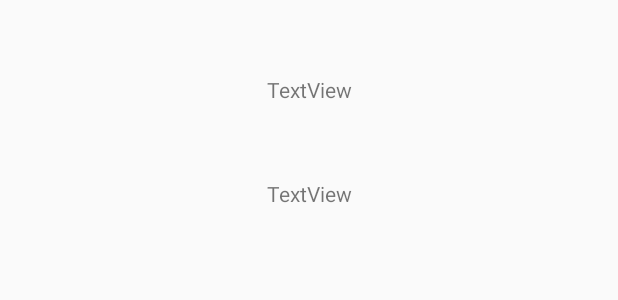
After one commit to canhassancode/PROJECT-313, an Android app: the layout activity_noha_full_screen.xml on its own in the app's theme, with its tools: preview values and no code run, on a phone screen of 412 x 824 dp. The commit adds this screen. Shown: the top 300 px of the screen. Run offline under Robolectric (Android 15) with nearby library versions, the phone set to English and light mode, and no system bars.

Commit message:
Functioning, need to fix data bug and get data onto second screen

```diff
--- a/app/src/main/AndroidManifest.xml
+++ b/app/src/main/AndroidManifest.xml
@@ -9,6 +9,7 @@
         android:label="@string/app_name"
         android:supportsRtl="true"
         android:theme="@style/AppTheme">
+        <activity android:name=".Activities.NohaFullScreen"></activity>
         <activity android:name=".Activities.SplashScreen">
             <intent-filter>
                 <action android:name="android.intent.action.MAIN" />
@@ -17,7 +18,7 @@
             </intent-filter>
         </activity>
         <activity android:name=".Activities.LoginActivity" />
-        <activity android:name=".Activities.EmailActivity"></activity>
+        <activity android:name=".Activities.EmailActivity" />
         <activity android:name=".Activities.HomeActivity" />
         <activity android:name=".Activities.RegisterActivity" />
     </application>
--- a/app/src/main/java/com/example/project_313/NohayModel.java
+++ b/app/src/main/java/com/example/project_313/NohayModel.java
@@ -1,4 +1,6 @@
 package com.example.project_313;
+
+import android.widget.TextView;
 
 public class NohayModel {
 
@@ -31,6 +33,7 @@ public class NohayModel {
         return title;
     }
 
+
     public void setTitle(String title) {
 
         this.title = title;
--- a/app/src/main/res/drawable/reg_edittext_style.xml
+++ b/app/src/main/res/drawable/reg_edittext_style.xml
@@ -1,6 +1,6 @@
 <?xml version="1.0" encoding="utf-8"?>
 <shape xmlns:android="http://schemas.android.com/apk/res/android">
-    <solid android:color="@color/offWhite" />
+    <solid android:color="#fafafa" />
     <corners android:radius="12dp" />
     <padding android:left="12dp" android:right="12dp" android:bottom="12dp"
         android:top="12dp" />
--- /dev/null
+++ b/app/src/main/res/layout/activity_noha_full_screen.xml
@@ -0,0 +1,28 @@
+<?xml version="1.0" encoding="utf-8"?>
+<androidx.constraintlayout.widget.ConstraintLayout xmlns:android="http://schemas.android.com/apk/res/android"
+    xmlns:app="http://schemas.android.com/apk/res-auto"
+    xmlns:tools="http://schemas.android.com/tools"
+    android:layout_width="match_parent"
+    android:layout_height="match_parent"
+    tools:context=".Activities.NohaFullScreen">
+
+    <TextView
+        android:id="@+id/txtTitleFull"
+        android:layout_width="wrap_content"
+        android:layout_height="wrap_content"
+        android:layout_marginTop="50dp"
+        android:text="TextView"
+        app:layout_constraintEnd_toEndOf="parent"
+        app:layout_constraintStart_toStartOf="parent"
+        app:layout_constraintTop_toTopOf="parent" />
+
+    <TextView
+        android:id="@+id/txtNohaFull"
+        android:layout_width="wrap_content"
+        android:layout_height="wrap_content"
+        android:layout_marginTop="50dp"
+        android:text="TextView"
+        app:layout_constraintEnd_toEndOf="parent"
+        app:layout_constraintStart_toStartOf="parent"
+        app:layout_constraintTop_toBottomOf="@+id/txtTitleFull" />
+</androidx.constraintlayout.widget.ConstraintLayout>
```
Also changed, not shown: app/src/main/java/com/example/project_313/Activities/NohaFullScreen.java (added, +16 -0 lines), app/src/main/java/com/example/project_313/NohaAdapter.java (+44 -4 lines), app/src/main/res/layout/activity_home.xml (+7 -33 lines), app/src/main/res/layout/activity_home_backup.xml (added, +67 -0 lines), app/src/main/res/layout/fragment_home_fragment.xml (+2 -10 lines), app/src/main/res/layout/noha_view.xml (+4 -5 lines), app/src/main/res/values/colors.xml (+13 -3 lines), app/src/main/res/font/opensans_bold.ttf (added), app/src/main/res/font/opensans_extra_bold.ttf (added), app/src/main/res/font/opensans_light.ttf (added), app/src/main/res/font/opensans_reg.ttf (added), app/src/main/res/font/opensans_semi_bold.ttf (added).
